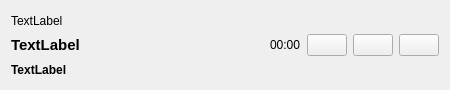
Qt form taskwidget.ui (jorge-barroso/harvesttimer-qt) before a commit.
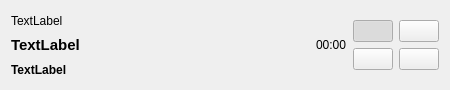
The same form after that commit. Icons and pictures are not drawn.

Commit message: Getting a few things ready to implement functionalities on each task widget buttons

```diff
--- a/taskwidget.ui
+++ b/taskwidget.ui
@@ -13,42 +13,7 @@
   <property name="windowTitle">
    <string>Form</string>
   </property>
-  <layout class="QGridLayout" name="gridLayout" columnstretch="4,4,1,1,1,1,0">
-   <item row="0" column="5" rowspan="3">
-    <widget class="QPushButton" name="edit_button">
-     <property name="text">
-      <string/>
-     </property>
-     <property name="icon">
-      <iconset resource="icons.qrc">
-       <normaloff>:/icons/resources/icons/edit.png</normaloff>:/icons/resources/icons/edit.png</iconset>
-     </property>
-    </widget>
-   </item>
-   <item row="2" column="0">
-    <widget class="QLabel" name="task_name_label">
-     <property name="font">
-      <font>
-       <pointsize>9</pointsize>
-       <bold>true</bold>
-      </font>
-     </property>
-     <property name="text">
-      <string>TextLabel</string>
-     </property>
-    </widget>
-   </item>
-   <item row="0" column="4" rowspan="3">
-    <widget class="QPushButton" name="stop_resume_button">
-     <property name="text">
-      <string/>
-     </property>
-     <property name="icon">
-      <iconset resource="icons.qrc">
-       <normaloff>:/icons/resources/icons/stop.png</normaloff>:/icons/resources/icons/stop.png</iconset>
-     </property>
-    </widget>
-   </item>
+  <layout class="QGridLayout" name="gridLayout" columnstretch="4,0,0,0,0,0">
    <item row="0" column="3" rowspan="3">
     <widget class="QLabel" name="time_label">
      <property name="text">
@@ -56,17 +21,6 @@
      </property>
     </widget>
    </item>
-   <item row="0" column="6" rowspan="3">
-    <widget class="QPushButton" name="add_favourite_button">
-     <property name="text">
-      <string/>
-     </property>
-     <property name="icon">
-      <iconset resource="icons.qrc">
-       <normaloff>:/icons/resources/icons/star.png</normaloff>:/icons/resources/icons/star.png</iconset>
-     </property>
-    </widget>
-   </item>
    <item row="1" column="0">
     <widget class="QLabel" name="project_name_label">
      <property name="font">
@@ -93,6 +47,19 @@
      </property>
     </widget>
    </item>
+   <item row="2" column="0">
+    <widget class="QLabel" name="task_name_label">
+     <property name="font">
+      <font>
+       <pointsize>9</pointsize>
+       <bold>true</bold>
+      </font>
+     </property>
+     <property name="text">
+      <string>TextLabel</string>
+     </property>
+    </widget>
+   </item>
    <item row="0" column="1" rowspan="3" colspan="2">
     <spacer name="horizontalSpacer">
      <property name="orientation">
@@ -106,6 +73,66 @@
      </property>
     </spacer>
    </item>
+   <item row="0" column="5" rowspan="3">
+    <layout class="QFormLayout" name="formLayout">
+     <property name="labelAlignment">
+      <set>Qt::AlignCenter</set>
+     </property>
+     <property name="formAlignment">
+      <set>Qt::AlignCenter</set>
+     </property>
+     <item row="0" column="0">
+      <widget class="QPushButton" name="stop_resume_button">
+       <property name="text">
+        <string/>
+       </property>
+       <property name="icon">
+        <iconset resource="icons.qrc">
+         <normaloff>:/icons/resources/icons/stop.png</normaloff>:/icons/resources/icons/stop.png</iconset>
+       </property>
+       <property name="checkable">
+        <bool>true</bool>
+       </property>
+       <property name="checked">
+        <bool>true</bool>
+       </property>
+      </widget>
+     </item>
+     <item row="0" column="1">
+      <widget class="QPushButton" name="add_favourite_button">
+       <property name="text">
+        <string/>
+       </property>
+       <property name="icon">
+        <iconset resource="icons.qrc">
+         <normaloff>:/icons/resources/icons/star.png</normaloff>:/icons/resources/icons/star.png</iconset>
+       </property>
+      </widget>
+     </item>
+     <item row="1" column="0">
+      <widget class="QPushButton" name="edit_button">
+       <property name="text">
+        <string/>
+       </property>
+       <property name="icon">
+        <iconset resource="icons.qrc">
+         <normaloff>:/icons/resources/icons/edit.png</normaloff>:/icons/resources/icons/edit.png</iconset>
+       </property>
+      </widget>
+     </item>
+     <item row="1" column="1">
+      <widget class="QPushButton" name="delete_button">
+       <property name="text">
+        <string/>
+       </property>
+       <property name="icon">
+        <iconset resource="icons.qrc">
+         <normaloff>:/icons/resources/icons/bin.png</normaloff>:/icons/resources/icons/bin.png</iconset>
+       </property>
+      </widget>
+     </item>
+    </layout>
+   </item>
   </layout>
  </widget>
  <resources>
```
The commit also changes 1 other file.
